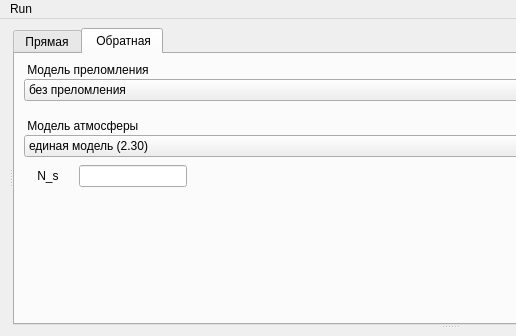
The window that main/mainwindow.ui (Kirikus/2024_Refraction) describes before a commit, drawn with Qt 5; both pictures show x 0 to 516 and y 0 to 336 of the 900 by 740 pixel window.
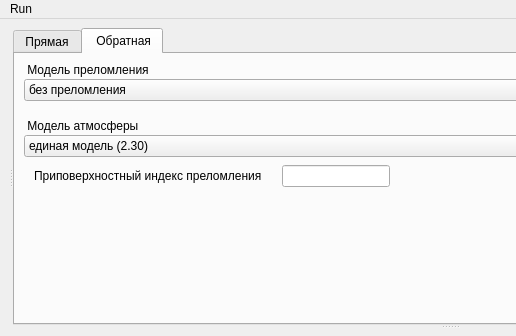
The same window after the commit. The open tabs and pages were chosen to show the change. Custom widgets are drawn as their Qt base class.

Commit message: gui: lines on graph normalized, graph zooming and moving

Diff of the .ui file:
```diff
--- a/main/mainwindow.ui
+++ b/main/mainwindow.ui
@@ -633,7 +633,7 @@
                       <string>приповерхностный индекс преломления</string>
                      </property>
                      <property name="text">
-                      <string> N_s</string>
+                      <string>Приповерхностный индекс преломления</string>
                      </property>
                     </widget>
                    </item>
```
Left out of the diff: 2 changed lines with no effect on the pictures. The commit also changes 1 other file.
